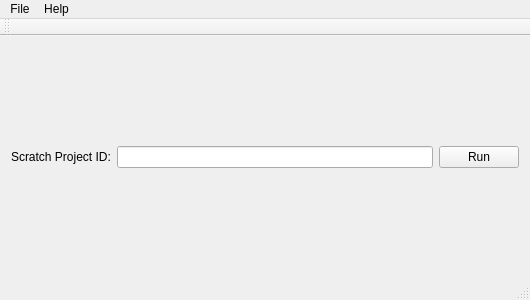
Above: MainWindow.ui from jhandley/scraduino before the change. Below: the same form after it.
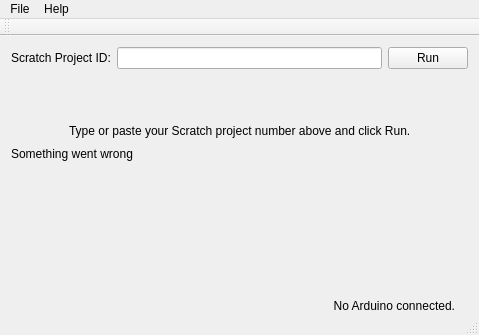
That is the form after the change. Icons and pictures are not drawn.

Patch:
```diff
--- a/MainWindow.ui
+++ b/MainWindow.ui
@@ -6,35 +6,230 @@
    <rect>
     <x>0</x>
     <y>0</y>
-    <width>530</width>
-    <height>300</height>
+    <width>479</width>
+    <height>335</height>
    </rect>
   </property>
   <property name="windowTitle">
    <string>Scraduino</string>
   </property>
   <widget class="QWidget" name="centralWidget">
-   <layout class="QHBoxLayout" name="horizontalLayout">
+   <layout class="QVBoxLayout" name="verticalLayout">
+    <property name="bottomMargin">
+     <number>0</number>
+    </property>
     <item>
-     <widget class="QLabel" name="label">
-      <property name="text">
-       <string>Scratch Project ID:</string>
+     <layout class="QHBoxLayout" name="horizontalLayout">
+      <item>
+       <widget class="QLabel" name="label">
+        <property name="text">
+         <string>Scratch Project ID:</string>
+        </property>
+       </widget>
+      </item>
+      <item>
+       <widget class="QLineEdit" name="lineEditProjectId">
+        <property name="text">
+         <string/>
+        </property>
+       </widget>
+      </item>
+      <item>
+       <widget class="QPushButton" name="pushButtonRun">
+        <property name="text">
+         <string>Run</string>
+        </property>
+       </widget>
+      </item>
+     </layout>
+    </item>
+    <item>
+     <spacer name="verticalSpacer">
+      <property name="orientation">
+       <enum>Qt::Vertical</enum>
       </property>
-     </widget>
+      <property name="sizeType">
+       <enum>QSizePolicy::Fixed</enum>
+      </property>
+      <property name="sizeHint" stdset="0">
+       <size>
+        <width>20</width>
+        <height>10</height>
+       </size>
+      </property>
+     </spacer>
     </item>
     <item>
-     <widget class="QLineEdit" name="lineEditProjectId">
-      <property name="text">
-       <string/>
+     <layout class="QHBoxLayout" name="horizontalLayout_4">
+      <item>
+       <spacer name="horizontalSpacer_4">
+        <property name="orientation">
+         <enum>Qt::Horizontal</enum>
+        </property>
+        <property name="sizeHint" stdset="0">
+         <size>
+          <width>40</width>
+          <height>20</height>
+         </size>
+        </property>
+       </spacer>
+      </item>
+      <item>
+       <widget class="QLabel" name="labelMainIcon">
+        <property name="enabled">
+         <bool>true</bool>
+        </property>
+        <property name="text">
+         <string/>
+        </property>
+        <property name="pixmap">
+         <pixmap resource="resource.qrc">:/assets/projnum.png</pixmap>
+        </property>
+        <property name="scaledContents">
+         <bool>true</bool>
+        </property>
+       </widget>
+      </item>
+      <item>
+       <spacer name="horizontalSpacer_5">
+        <property name="orientation">
+         <enum>Qt::Horizontal</enum>
+        </property>
+        <property name="sizeHint" stdset="0">
+         <size>
+          <width>40</width>
+          <height>20</height>
+         </size>
+        </property>
+       </spacer>
+      </item>
+     </layout>
+    </item>
+    <item>
+     <spacer name="verticalSpacer_5">
+      <property name="orientation">
+       <enum>Qt::Vertical</enum>
       </property>
-     </widget>
+      <property name="sizeType">
+       <enum>QSizePolicy::Fixed</enum>
+      </property>
+      <property name="sizeHint" stdset="0">
+       <size>
+        <width>20</width>
+        <height>10</height>
+       </size>
+      </property>
+     </spacer>
     </item>
     <item>
-     <widget class="QPushButton" name="pushButtonRun">
-      <property name="text">
-       <string>Run</string>
+     <layout class="QHBoxLayout" name="horizontalLayout_3">
+      <item>
+       <spacer name="horizontalSpacer_2">
+        <property name="orientation">
+         <enum>Qt::Horizontal</enum>
+        </property>
+        <property name="sizeHint" stdset="0">
+         <size>
+          <width>40</width>
+          <height>20</height>
+         </size>
+        </property>
+       </spacer>
+      </item>
+      <item>
+       <widget class="QLabel" name="labelMainCaption">
+        <property name="text">
+         <string>Type or paste your Scratch project number above and click Run.</string>
+        </property>
+        <property name="wordWrap">
+         <bool>false</bool>
+        </property>
+       </widget>
+      </item>
+      <item>
+       <spacer name="horizontalSpacer_3">
+        <property name="orientation">
+         <enum>Qt::Horizontal</enum>
+        </property>
+        <property name="sizeHint" stdset="0">
+         <size>
+          <width>40</width>
+          <height>20</height>
+         </size>
+        </property>
+       </spacer>
+      </item>
+     </layout>
+    </item>
+    <item>
+     <layout class="QHBoxLayout" name="horizontalLayout_6">
+      <item>
+       <widget class="QLabel" name="labelBuildError">
+        <property name="text">
+         <string>Something went wrong</string>
+        </property>
+        <property name="wordWrap">
+         <bool>true</bool>
+        </property>
+       </widget>
+      </item>
+     </layout>
+    </item>
+    <item>
+     <spacer name="verticalSpacer_2">
+      <property name="orientation">
+       <enum>Qt::Vertical</enum>
       </property>
-     </widget>
+      <property name="sizeType">
+       <enum>QSizePolicy::Expanding</enum>
+      </property>
+      <property name="sizeHint" stdset="0">
+       <size>
+        <width>20</width>
+        <height>65</height>
+       </size>
+      </property>
+     </spacer>
+    </item>
+    <item>
+     <layout class="QHBoxLayout" name="horizontalLayout_2">
+      <item>
+       <spacer name="horizontalSpacer">
+        <property name="orientation">
+         <enum>Qt::Horizontal</enum>
+        </property>
+        <property name="sizeHint" stdset="0">
+         <size>
+          <width>40</width>
+          <height>20</height>
+         </size>
+        </property>
+       </spacer>
+      </item>
+      <item>
+       <widget class="QLabel" name="labelBoardConnectionStatus">
+        <property name="text">
+         <string>No Arduino connected.</string>
+        </property>
+        <property name="alignment">
+         <set>Qt::AlignBottom|Qt::AlignRight|Qt::AlignTrailing</set>
+        </property>
+       </widget>
+      </item>
+      <item>
+       <widget class="QLabel" name="labelBoardConnectionStatusIcon">
+        <property name="text">
+         <string/>
+        </property>
+        <property name="pixmap">
+         <pixmap resource="resource.qrc">:/assets/warning.png</pixmap>
+        </property>
+        <property name="scaledContents">
+         <bool>true</bool>
+        </property>
+       </widget>
+      </item>
+     </layout>
     </item>
    </layout>
   </widget>
@@ -43,7 +238,7 @@
     <rect>
      <x>0</x>
      <y>0</y>
-     <width>530</width>
+     <width>479</width>
      <height>21</height>
     </rect>
    </property>
```
Left out of the diff: 8 changed lines with no effect on the pictures.
